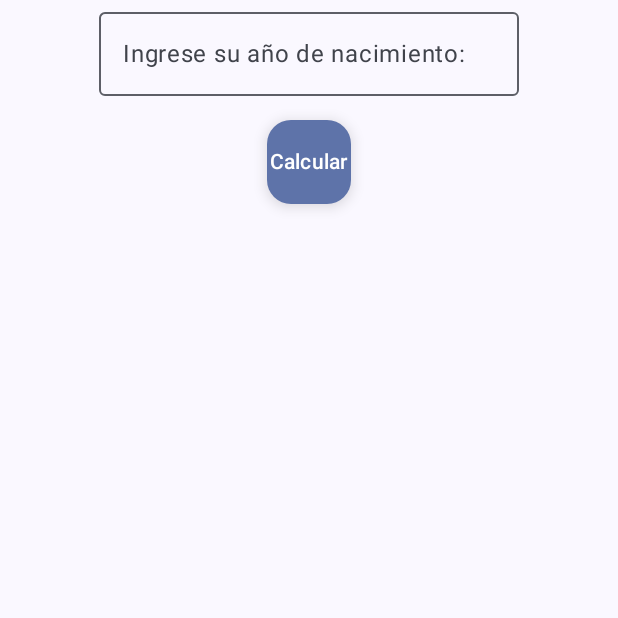
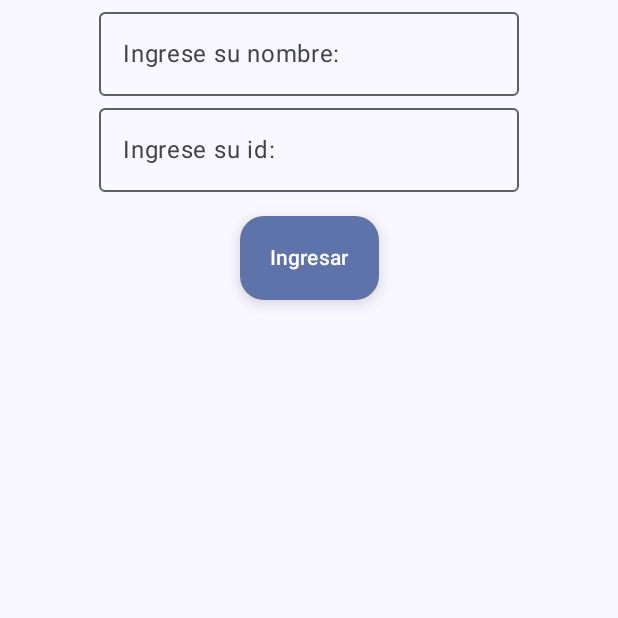
Before and after one commit to fabiola22757/ComponentesPrimerParcial, an Android app built with Jetpack Compose: the screen it shows after launch (MainActivity), on a phone screen of 412 x 824 dp, the top half of it. Run offline under Robolectric (Android 15) with nearby library versions, the phone set to English and light mode, and no system bars.

Commit message:
Tarea 3 - Navegación Labo

```diff
--- a/app/src/main/java/com/example/ejemplofjf/MainActivity.kt
+++ b/app/src/main/java/com/example/ejemplofjf/MainActivity.kt
@@ -12,7 +12,9 @@ import androidx.compose.material3.Text
 import androidx.compose.runtime.Composable
 import androidx.compose.ui.Modifier
 import androidx.compose.ui.tooling.preview.Preview
+import androidx.navigation.compose.rememberNavController
 import com.example.ejemplofjf.actividades.AgeNavegation
+import com.example.ejemplofjf.actividades.NavMan
 import com.example.ejemplofjf.ui.theme.EjemplofjfTheme
 
 class MainActivity : ComponentActivity() {
@@ -37,9 +39,10 @@ class MainActivity : ComponentActivity() {
                         //SorteoView(studentViewModel)
                         //ListProductsView()
                         //ListCategoriasView()
-                        AgeNavegation()
-                        //val navController = rememberNavController()
+                        //AgeNavegation()
+                        val navController = rememberNavController()
                         //SetupNavigation(navController)
+                        NavMan(navController)
                     }
                 }
             }
--- a/app/src/main/java/com/example/ejemplofjf/actividades/05_AgeNavegation.kt
+++ b/app/src/main/java/com/example/ejemplofjf/actividades/05_AgeNavegation.kt
@@ -2,11 +2,9 @@ package com.example.ejemplofjf.actividades
 
 import androidx.compose.runtime.Composable
 import androidx.compose.ui.tooling.preview.Preview
-import androidx.navigation.NavType
 import androidx.navigation.compose.NavHost
 import androidx.navigation.compose.composable
 import androidx.navigation.compose.rememberNavController
-import androidx.navigation.navArgument
 
 @Preview(showBackground = true)
 @Composable
--- /dev/null
+++ b/app/src/main/java/com/example/ejemplofjf/actividades/T3_Alumnos.kt
@@ -0,0 +1,55 @@
+package com.example.ejemplofjf.actividades
+
+import androidx.compose.foundation.layout.Arrangement
+import androidx.compose.foundation.layout.Column
+import androidx.compose.foundation.layout.Spacer
+import androidx.compose.foundation.layout.fillMaxSize
+import androidx.compose.foundation.layout.height
+import androidx.compose.material3.ExtendedFloatingActionButton
+import androidx.compose.material3.FloatingActionButton
+import androidx.compose.material3.OutlinedTextField
+import androidx.compose.material3.Text
+import androidx.compose.runtime.Composable
+import androidx.compose.runtime.getValue
+import androidx.compose.runtime.mutableStateOf
+import androidx.compose.runtime.remember
+import androidx.compose.runtime.setValue
+import androidx.compose.ui.Alignment
+import androidx.compose.ui.Modifier
+import androidx.compose.ui.unit.dp
+import androidx.navigation.NavController
+
+@Composable
+fun Alumnos(nav: NavController){
+    var name by remember { mutableStateOf("") }
+    var id by remember { mutableStateOf("") }
+
+    Column(modifier = Modifier.fillMaxSize(),
+        verticalArrangement = Arrangement.Top,
+        horizontalAlignment = Alignment.CenterHorizontally) { //Contenido de la Columna
+
+        OutlinedTextField(
+            value = name,
+            onValueChange = {name = it},
+            label = { Text("Ingrese su nombre: ") }
+        )
+        OutlinedTextField(
+            value = id,
+            onValueChange = {id = it},
+            label = { Text("Ingrese su id: ") }
+        )
+
+        Spacer(modifier = Modifier.height(16.dp))
+
+        //BOTÓN
+        ExtendedFloatingActionButton(
+            onClick = {
+                val idNumber = id.toIntOrNull() ?: 0
+                nav.navigate("carrera/$idNumber/$name")
+            }
+        ) {
+            Text("Ingresar")
+        }
+        //BOTÓN
+    }
+}
--- /dev/null
+++ b/app/src/main/java/com/example/ejemplofjf/actividades/T3_Bienvenida.kt
@@ -0,0 +1,38 @@
+package com.example.ejemplofjf.actividades
+
+import androidx.compose.foundation.background
+import androidx.compose.foundation.layout.Box
+import androidx.compose.foundation.layout.fillMaxSize
+import androidx.compose.material3.Text
+import androidx.compose.runtime.Composable
+import androidx.compose.runtime.LaunchedEffect
+import androidx.compose.ui.Alignment
+import androidx.compose.ui.Modifier
+import androidx.compose.ui.graphics.Color
+import androidx.compose.ui.text.font.FontWeight
+import androidx.compose.ui.unit.sp
+import androidx.navigation.NavController
+
+@Composable
+fun Bienvenida(nav: NavController){
+    LaunchedEffect(Unit) {
+        kotlinx.coroutines.delay(2000) //Espera 2 segundos
+        nav.navigate("alumnos"){
+            popUpTo("welcome") { inclusive = true } // Elimina la pantalla de bienvenida del stack
+        }
+    }
+
+    Box(
+        modifier = Modifier
+            .fillMaxSize()
+            .background(Color(0xFF2196F3)),
+        contentAlignment = Alignment.Center
+    ){//Contenido del Box
+
+        Text(text = "Bienvenido a la App",
+            fontSize = 24.sp,
+            fontWeight = FontWeight.Bold,
+            color = Color.White
+        )
+    }
+}
--- /dev/null
+++ b/app/src/main/java/com/example/ejemplofjf/actividades/T3_NavMan.kt
@@ -0,0 +1,28 @@
+package com.example.ejemplofjf.actividades
+
+import androidx.compose.runtime.Composable
+import androidx.navigation.NavController
+import androidx.navigation.compose.NavHost
+import androidx.navigation.compose.composable
+import androidx.navigation.compose.rememberNavController
+
+@Composable
+fun NavMan(navController: NavController){
+    val navController = rememberNavController()
+
+    NavHost(navController = navController, startDestination = "welcome"){
+        composable(route = "welcome"){
+            Bienvenida(navController)
+        }
+
+        composable(route = "alumnos"){
+            Alumnos(navController)
+        }
+
+        composable(route = "carrera/{idNumber}/{name}"){parametros ->
+            val idNumber = parametros.arguments?.getString("idNumber")?.toIntOrNull() ?:0
+            val name = parametros.arguments?.getString("name") ?: ""
+            Carrera(idNumber, name)
+        }
+    }
+}
```
Also changed, not shown: app/src/main/java/com/example/ejemplofjf/actividades/T3_Carrera.kt (added, +70 -0 lines), app/src/main/res/drawable/alumno.jpeg (added), app/src/main/res/drawable/coordi.jpg (added), app/src/main/res/drawable/denegado.jpeg (added), app/src/main/res/drawable/intercambio.jpg (added), app/src/main/res/drawable/isnd.jpeg (added), app/src/main/res/drawable/profesor.jpg (added).
